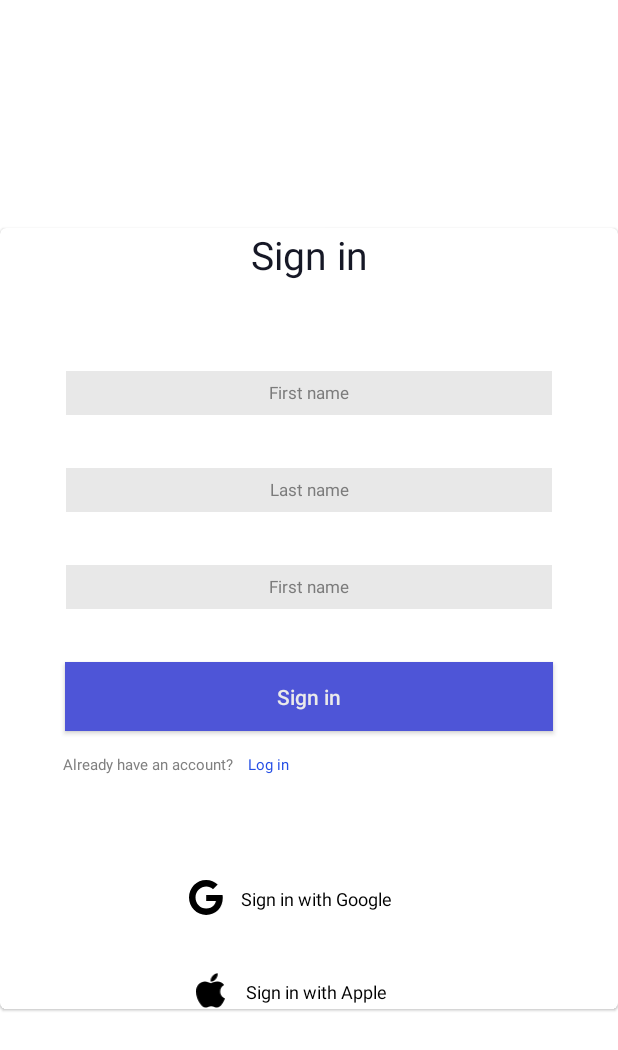
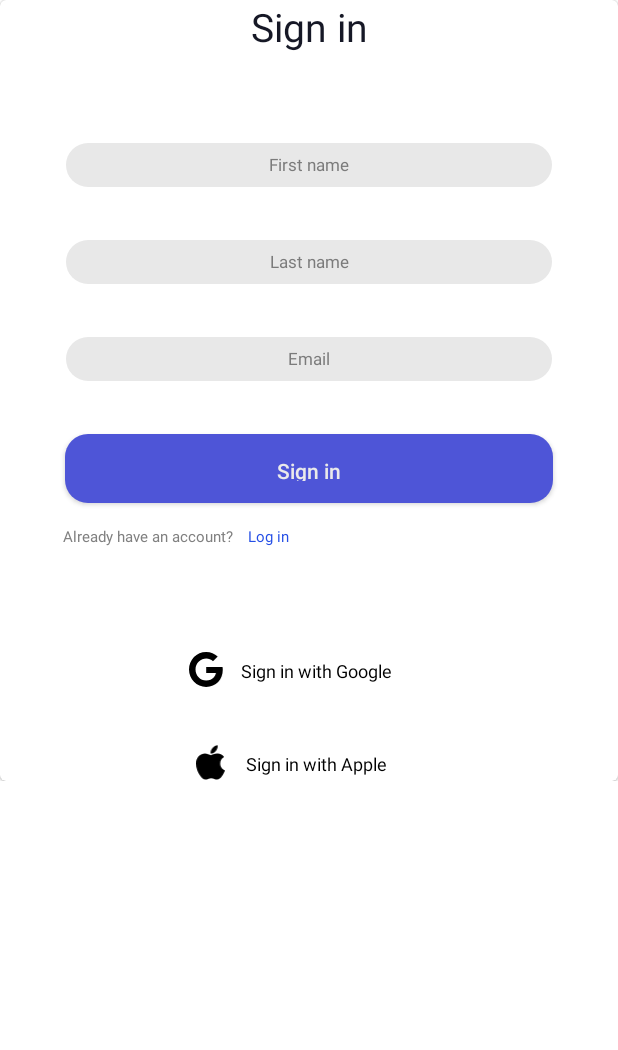
Before and after one commit to HayarovEd/ShopTest, an Android app: the layout fragment_sign_in.xml on its own in the app's theme, with its tools: preview values and no code run, on a phone screen of 412 x 824 dp. Shown: the top 1050 px of the screen. Run offline under Robolectric (Android 15) with nearby library versions, the phone set to English and light mode, and no system bars.

Commit message:
complete sign in page

```diff
--- a/app/src/main/java/com/edurda77/shoptest/MainActivity.kt
+++ b/app/src/main/java/com/edurda77/shoptest/MainActivity.kt
@@ -20,6 +20,7 @@ class MainActivity : AppCompatActivity() {
 
         binding = ActivityMainBinding.inflate(layoutInflater)
         setContentView(binding.root)
+        supportActionBar?.hide()
 
         val navView: BottomNavigationView = binding.navView
 
--- a/app/src/main/res/layout/fragment_sign_in.xml
+++ b/app/src/main/res/layout/fragment_sign_in.xml
@@ -1,9 +1,12 @@
 <?xml version="1.0" encoding="utf-8"?>
-<androidx.constraintlayout.widget.ConstraintLayout xmlns:android="http://schemas.android.com/apk/res/android"
+<ScrollView xmlns:android="http://schemas.android.com/apk/res/android"
     xmlns:app="http://schemas.android.com/apk/res-auto"
     xmlns:tools="http://schemas.android.com/tools"
     android:layout_width="match_parent"
-    android:layout_height="match_parent"
+    android:layout_height="match_parent">
+    <androidx.constraintlayout.widget.ConstraintLayout
+        android:layout_width="match_parent"
+        android:layout_height="wrap_content"
         tools:context=".ui.home.SignInFragment">
 
         <com.google.android.material.card.MaterialCardView
@@ -35,7 +38,7 @@
                     android:layout_marginStart="44dp"
                     android:layout_marginTop="60dp"
                     android:layout_marginEnd="44dp"
-                android:background="@color/background_gray"
+                    android:background="@drawable/shape_gray"
                     android:gravity="center"
                     android:hint="@string/first_name"
                     android:textColorHint="@color/text_gray"
@@ -49,7 +52,7 @@
                     android:layout_marginStart="44dp"
                     android:layout_marginTop="35dp"
                     android:layout_marginEnd="44dp"
-                android:background="@color/background_gray"
+                    android:background="@drawable/shape_gray"
                     android:gravity="center"
                     android:hint="@string/last_name"
                     android:textColorHint="@color/text_gray"
@@ -63,9 +66,10 @@
                     android:layout_marginStart="44dp"
                     android:layout_marginTop="35dp"
                     android:layout_marginEnd="44dp"
-                android:background="@color/background_gray"
+                    android:background="@drawable/shape_gray"
                     android:gravity="center"
-                android:hint="@string/first_name"
+                    android:inputType="textEmailAddress"
+                    android:hint="@string/email"
                     android:textColorHint="@color/text_gray"
                     android:textSize="11sp"
                     app:layout_constraintTop_toBottomOf="@id/lastNameEv" />
@@ -77,7 +81,7 @@
                     android:layout_marginStart="43dp"
                     android:layout_marginTop="35dp"
                     android:layout_marginEnd="43dp"
-                android:background="@color/background_blue"
+                    android:background="@drawable/shape_blue"
                     android:text="@string/sign_in"
                     android:textAllCaps="false"
                     android:textColor="@color/text_light"
@@ -159,4 +163,6 @@
                     tools:ignore="SmallSp" />
             </androidx.constraintlayout.widget.ConstraintLayout>
         </com.google.android.material.card.MaterialCardView>
+
     </androidx.constraintlayout.widget.ConstraintLayout>
+</ScrollView>
--- a/data/src/main/java/com/edurda77/data/local/UserDao.kt
+++ b/data/src/main/java/com/edurda77/data/local/UserDao.kt
@@ -1,5 +1,6 @@
 package com.edurda77.data.local
 
+import androidx.room.Dao
 import androidx.room.Delete
 import androidx.room.Insert
 import androidx.room.OnConflictStrategy
@@ -8,13 +9,13 @@ import com.edurda77.domain.utils.EMAIL
 import com.edurda77.domain.utils.PASSWORD
 import com.edurda77.domain.utils.TABLE
 import com.edurda77.domain.utils.USER
-
+@Dao
 interface UserDao {
 
     @Query("SELECT * FROM  $TABLE WHERE $USER = :user AND $PASSWORD = :password")
     suspend fun getLogin(user: String, password: String): UserEntitty?
 
-    @Query("SELECT * FROM  $TABLE WHERE $USER = :user AND $PASSWORD = :password")
+    @Query("SELECT * FROM  $TABLE WHERE $USER = :user")
     suspend fun getContentUser(user: String): UserEntitty?
 
     @Query("SELECT * FROM  $TABLE WHERE $USER = :user OR $EMAIL = :email")
--- a/domain/src/main/res/drawable/shape_blue.xml
+++ b/domain/src/main/res/drawable/shape_blue.xml
@@ -1,6 +1,11 @@
 <?xml version="1.0" encoding="utf-8"?>
-<shape xmlns:android="http://schemas.android.com/apk/res/android">
+<shape android:shape="rectangle" xmlns:android="http://schemas.android.com/apk/res/android">
 <solid android:color="@color/background_blue"/>
     <stroke android:width="0dp"/>
     <corners android:radius="15dp"/>
+    <padding
+        android:bottom="15dp"
+        android:left="15dp"
+        android:right="15dp"
+        android:top="15dp" />
 </shape>
--- a/domain/src/main/res/drawable/shape_gray.xml
+++ b/domain/src/main/res/drawable/shape_gray.xml
@@ -1,5 +1,5 @@
 <?xml version="1.0" encoding="utf-8"?>
-<shape xmlns:android="http://schemas.android.com/apk/res/android">
+<shape android:shape="rectangle" xmlns:android="http://schemas.android.com/apk/res/android">
 <solid android:color="@color/background_gray"/>
     <stroke android:width="0dp"/>
     <corners android:radius="15dp"/>
```
Also changed, not shown: app/src/main/java/com/edurda77/shoptest/ui/home/SignInFragment.kt (+29 -0 lines), app/src/main/java/com/edurda77/shoptest/ui/home/SignInFragmentViewModel.kt (+10 -3 lines). Lines whose indentation alone changed are shown as unchanged.
